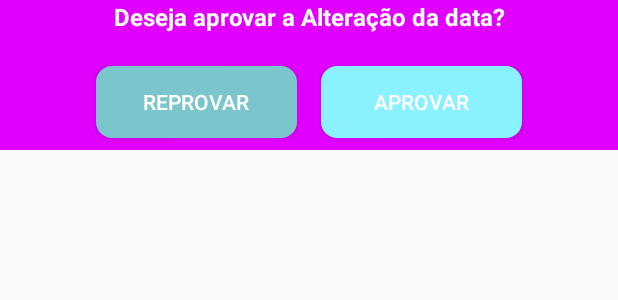
After one commit to w-cardoso/Desafio, an Android app: the layout dialog_aprov_reprov.xml on its own in the app's theme, with its tools: preview values and no code run, on a phone screen of 412 x 824 dp. The commit adds this screen. Shown: the top 300 px of the screen. Run offline under Robolectric (Android 15) with nearby library versions, the phone set to English and light mode, and no system bars.

Commit message:
inserido dialog

```diff
--- a/app/src/main/java/nf/iteris/com/br/iterisapp/ui/antecipation_request/AntecipationRequestActivity.java
+++ b/app/src/main/java/nf/iteris/com/br/iterisapp/ui/antecipation_request/AntecipationRequestActivity.java
@@ -1,11 +1,14 @@
 package nf.iteris.com.br.iterisapp.ui.antecipation_request;
 
+import android.app.Dialog;
+import android.content.Context;
 import android.os.AsyncTask;
 import android.os.Bundle;
 import android.support.v7.app.AppCompatActivity;
 import android.support.v7.widget.DefaultItemAnimator;
 import android.support.v7.widget.LinearLayoutManager;
 import android.support.v7.widget.RecyclerView;
+import android.view.View;
 
 import java.util.ArrayList;
 import java.util.List;
@@ -13,6 +16,7 @@ import java.util.List;
 import nf.iteris.com.br.iterisapp.R;
 import nf.iteris.com.br.iterisapp.dao.nf_anticipation.NfAntecipationDao;
 import nf.iteris.com.br.iterisapp.model.NfAntecipation;
+import nf.iteris.com.br.iterisapp.util.RecyclerItemClickListener;
 
 public class AntecipationRequestActivity extends AppCompatActivity {
 
@@ -21,6 +25,7 @@ public class AntecipationRequestActivity extends AppCompatActivity {
     private List<NfAntecipation> listNotasAntecipation;
     private AntecipationRecyclerAdapter antecipationRecyclerAdapter;
     private NfAntecipationDao dataAntecipation;
+    private Context context;
 
     @Override
     protected void onCreate(Bundle savedInstanceState) {
@@ -28,12 +33,28 @@ public class AntecipationRequestActivity extends AppCompatActivity {
         setContentView(R.layout.activity_advanced_request);
         initObjects();
 
+        rcv.addOnItemTouchListener(new RecyclerItemClickListener(context, rcv, new RecyclerItemClickListener.OnItemClickListener() {
+            @Override
+            public void onItemClick(View view, int position) {
+                final Dialog dialog = new Dialog(AntecipationRequestActivity.this);
+
+                dialog.setContentView(R.layout.dialog_aprov_reprov);
+
+                dialog.show();
+            }
+
+            @Override
+            public void onLongItemClick(View view, int position) {
+
+            }
+        }));
+
 
     }
 
     private void initObjects() {
         rcv = (RecyclerView) findViewById(R.id.advanced_request_recycler);
-        listNotasAntecipation= new ArrayList<>();
+        listNotasAntecipation = new ArrayList<>();
         antecipationRecyclerAdapter = new AntecipationRecyclerAdapter(listNotasAntecipation);
 
         RecyclerView.LayoutManager mLayoutManager = new LinearLayoutManager(getApplicationContext());
@@ -42,7 +63,6 @@ public class AntecipationRequestActivity extends AppCompatActivity {
         rcv.setHasFixedSize(true);
         rcv.setAdapter(antecipationRecyclerAdapter);
         dataAntecipation = new NfAntecipationDao(activity);
-
 
 
         getDataFromSQLite();
--- a/app/src/main/res/layout/activity_advanced_request.xml
+++ b/app/src/main/res/layout/activity_advanced_request.xml
@@ -4,6 +4,7 @@
     xmlns:tools="http://schemas.android.com/tools"
     android:layout_width="match_parent"
     android:layout_height="match_parent"
+    android:background="@drawable/background_color"
     tools:context="nf.iteris.com.br.iterisapp.ui.antecipation_request.AntecipationRequestActivity">
 
     <android.support.v7.widget.RecyclerView
--- /dev/null
+++ b/app/src/main/res/layout/dialog_aprov_reprov.xml
@@ -0,0 +1,61 @@
+<?xml version="1.0" encoding="utf-8"?>
+<RelativeLayout xmlns:android="http://schemas.android.com/apk/res/android"
+    android:layout_width="match_parent"
+    android:layout_height="wrap_content"
+    android:background="#E100FF">
+
+    <RelativeLayout
+        android:layout_width="300dp"
+        android:layout_height="100dp"
+        android:layout_centerHorizontal="true">
+
+        <LinearLayout
+            android:layout_width="match_parent"
+            android:layout_height="wrap_content"
+            android:layout_centerHorizontal="true"
+            android:layout_gravity="center">
+
+            <TextView
+                android:id="@+id/dialog_aprov_reprov_txt_title"
+                android:layout_width="match_parent"
+                android:layout_height="wrap_content"
+                android:gravity="center"
+                android:text="Deseja aprovar a Alteração da data?"
+                android:textColor="@color/colorWhite"
+                android:textSize="16sp"
+                android:textStyle="bold" />
+        </LinearLayout>
+
+        <LinearLayout
+            android:layout_width="match_parent"
+            android:layout_height="wrap_content"
+            android:layout_alignParentBottom="true"
+            android:layout_marginTop="16dp"
+            android:orientation="horizontal"
+            android:weightSum="2">
+
+            <Button
+                android:id="@+id/dialog_aprov_reprov_btn_reprovar"
+                android:layout_width="match_parent"
+                android:layout_height="wrap_content"
+                android:layout_alignParentBottom="true"
+                android:layout_margin="8dp"
+                android:layout_weight="1"
+                android:background="@drawable/background_button_two"
+                android:text="Reprovar"
+                android:textColor="@color/colorWhite" />
+
+            <Button
+                android:id="@+id/dialog_aprov_reprov_btn_aprovar"
+                android:layout_width="match_parent"
+                android:layout_height="wrap_content"
+                android:layout_alignParentBottom="true"
+                android:layout_margin="8dp"
+                android:layout_weight="1"
+                android:background="@drawable/background_button"
+                android:text="Aprovar"
+                android:textColor="@color/colorWhite" />
+        </LinearLayout>
+
+    </RelativeLayout>
+</RelativeLayout>
--- a/app/src/main/res/layout/item_advanced_request.xml
+++ b/app/src/main/res/layout/item_advanced_request.xml
@@ -6,7 +6,7 @@
 
     <LinearLayout
         android:layout_margin="16dp"
-        android:background="@color/btnSignActive"
+        android:background="#1CB5E0"
         android:layout_width="match_parent"
         android:layout_height="wrap_content"
         android:orientation="vertical">
```
